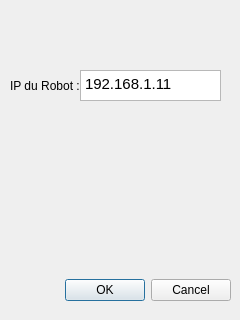
Before: the Qt Designer form WifiBot/connexion.ui in Thibaut3/wifibot, drawn with Qt 5.
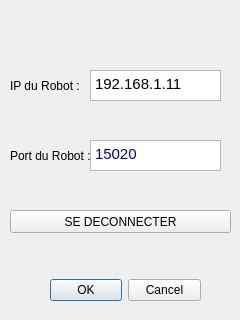
After: the same form once the commit is applied.

Commit message:
Fenêtre de connexion / Odométrie
Ajout du port de connexion
Ajout des calculs d'odométrie

```diff
--- a/WifiBot/connexion.ui
+++ b/WifiBot/connexion.ui
@@ -16,9 +16,9 @@
   <widget class="QDialogButtonBox" name="buttonBox">
    <property name="geometry">
     <rect>
-     <x>10</x>
+     <x>50</x>
      <y>270</y>
-     <width>221</width>
+     <width>151</width>
      <height>41</height>
     </rect>
    </property>
@@ -35,9 +35,9 @@
   <widget class="QTextEdit" name="IPAdresse">
    <property name="geometry">
     <rect>
-     <x>80</x>
+     <x>90</x>
      <y>70</y>
-     <width>141</width>
+     <width>131</width>
      <height>31</height>
     </rect>
    </property>
@@ -62,6 +62,49 @@
     <string>IP du Robot :</string>
    </property>
   </widget>
+  <widget class="QTextEdit" name="PortRobot">
+   <property name="geometry">
+    <rect>
+     <x>90</x>
+     <y>140</y>
+     <width>131</width>
+     <height>31</height>
+    </rect>
+   </property>
+   <property name="html">
+    <string>&lt;!DOCTYPE HTML PUBLIC &quot;-//W3C//DTD HTML 4.0//EN&quot; &quot;http://www.w3.org/TR/REC-html40/strict.dtd&quot;&gt;
+&lt;html&gt;&lt;head&gt;&lt;meta name=&quot;qrichtext&quot; content=&quot;1&quot; /&gt;&lt;style type=&quot;text/css&quot;&gt;
+p, li { white-space: pre-wrap; }
+&lt;/style&gt;&lt;/head&gt;&lt;body style=&quot; font-family:'MS Shell Dlg 2'; font-size:8.25pt; font-weight:400; font-style:normal;&quot;&gt;
+&lt;p style=&quot; margin-top:0px; margin-bottom:0px; margin-left:0px; margin-right:0px; -qt-block-indent:0; text-indent:0px;&quot;&gt;&lt;span style=&quot; font-size:11pt; color:#000080;&quot;&gt;15020&lt;/span&gt;&lt;/p&gt;&lt;/body&gt;&lt;/html&gt;</string>
+   </property>
+  </widget>
+  <widget class="QLabel" name="label_2">
+   <property name="geometry">
+    <rect>
+     <x>10</x>
+     <y>145</y>
+     <width>81</width>
+     <height>21</height>
+    </rect>
+   </property>
+   <property name="text">
+    <string>Port du Robot :</string>
+   </property>
+  </widget>
+  <widget class="QPushButton" name="btnDeco">
+   <property name="geometry">
+    <rect>
+     <x>10</x>
+     <y>210</y>
+     <width>221</width>
+     <height>23</height>
+    </rect>
+   </property>
+   <property name="text">
+    <string>SE DECONNECTER</string>
+   </property>
+  </widget>
  </widget>
  <resources/>
  <connections>
```
Left out of the diff: 2 changed lines with no effect on the pictures. The commit also changes 7 other files.
